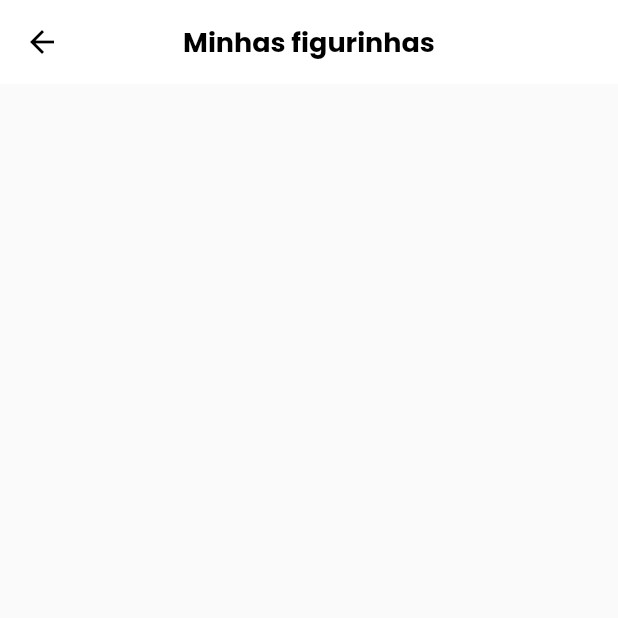
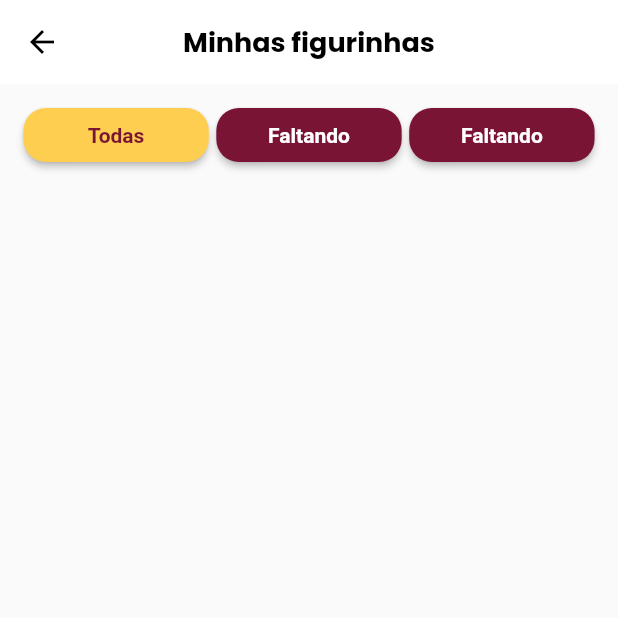
Before and after one commit to John-Rocha/cup-flutter-app, a Flutter app: the MyStickersPage screen opened by its route, on a phone screen of 412 x 824 dp, the top half of it. Run offline on Flutter 3.47's test engine with Material 2 defaults, Android fonts, the phone set to English and light mode, and no system bars; our stand-ins replace dio, loading_animation_widget, shared_preferences, top_snackbar_flutter; missing offline and left inert: flutter_getit, validatorless; accounts and stored records are empty; Roboto replaces fonts that are missing (MPlus1P).

Commit message:
feat: implements stickers status filter

```diff
--- a/lib/app/pages/my_stickers/my_stickers_page.dart
+++ b/lib/app/pages/my_stickers/my_stickers_page.dart
@@ -1,15 +1,35 @@
 import 'package:flutter/material.dart';
 
-class MyStickersPage extends StatelessWidget {
+import 'widgets/sticker_status_filter_widget.dart';
+
+class MyStickersPage extends StatefulWidget {
   const MyStickersPage({super.key});
 
+  @override
+  State<MyStickersPage> createState() => _MyStickersPageState();
+}
+
+class _MyStickersPageState extends State<MyStickersPage> {
   @override
   Widget build(BuildContext context) {
     return Scaffold(
       appBar: AppBar(
         title: const Text('Minhas figurinhas'),
       ),
-      body: Container(),
+      body: CustomScrollView(
+        slivers: [
+          SliverToBoxAdapter(
+            child: Column(
+              children: [
+                // Status
+                StickerStatusFilterWidget(
+                  filterSelected: '',
+                )
+              ],
+            ),
+          ),
+        ],
+      ),
     );
   }
 }
--- /dev/null
+++ b/lib/app/pages/my_stickers/widgets/sticker_status_filter_widget.dart
@@ -0,0 +1,54 @@
+// ignore_for_file: public_member_api_docs, sort_constructors_first
+import 'package:cup_flutter_app/app/core/ui/styles/button_styles.dart';
+import 'package:cup_flutter_app/app/core/ui/styles/colors_app.dart';
+import 'package:cup_flutter_app/app/core/ui/styles/text_styles.dart';
+import 'package:cup_flutter_app/app/core/ui/widgets/button.dart';
+import 'package:flutter/material.dart';
+
+class StickerStatusFilterWidget extends StatelessWidget {
+  final String filterSelected;
+
+  const StickerStatusFilterWidget({
+    Key? key,
+    required this.filterSelected,
+  }) : super(key: key);
+
+  @override
+  Widget build(BuildContext context) {
+    return Container(
+      padding: const EdgeInsets.symmetric(
+        vertical: 10,
+      ),
+      width: MediaQuery.of(context).size.width,
+      child: Wrap(
+        alignment: WrapAlignment.center,
+        spacing: 5,
+        children: [
+          Button(
+            width: MediaQuery.of(context).size.width * .3,
+            style: context.buttonStyles.yellowButton,
+            labelStyle: context.textStyles.textSecondaryFontMedium.copyWith(
+              color: context.colors.primary,
+            ),
+            label: 'Todas',
+            onPressed: () {},
+          ),
+          Button(
+            width: MediaQuery.of(context).size.width * .3,
+            style: context.buttonStyles.primaryButton,
+            labelStyle: context.textStyles.textSecondaryFontMedium,
+            label: 'Faltando',
+            onPressed: () {},
+          ),
+          Button(
+            width: MediaQuery.of(context).size.width * .3,
+            style: context.buttonStyles.primaryButton,
+            labelStyle: context.textStyles.textSecondaryFontMedium,
+            label: 'Faltando',
+            onPressed: () {},
+          ),
+        ],
+      ),
+    );
+  }
+}
```
